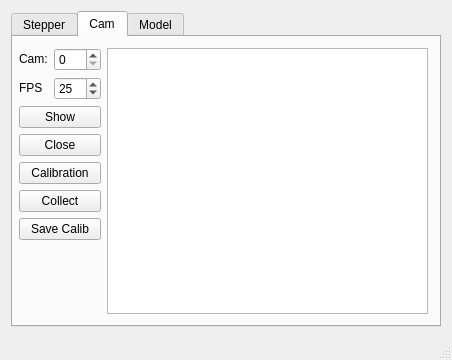
Qt form gui/bla3Dscan_qt/mainwindow.ui (Gombat/bla3Dscan) before a commit.
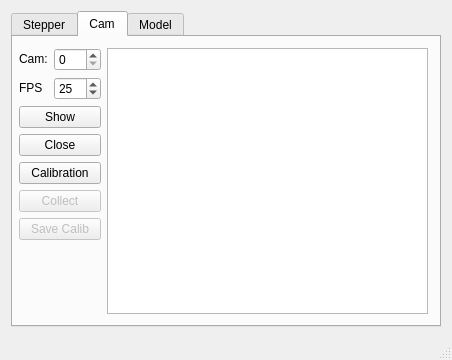
The same form after that commit. Custom widgets are drawn as their Qt base class.

Commit message: fixed typos, calibration /w saving the camera matrix and distortion coeffictions works now, enabling/disabling gui elements depending on whether currently calibrating or not.

```diff
--- a/gui/bla3Dscan_qt/mainwindow.ui
+++ b/gui/bla3Dscan_qt/mainwindow.ui
@@ -225,6 +225,9 @@
         </item>
         <item row="5" column="0" colspan="2">
          <widget class="QPushButton" name="pushButtonCamCalibrationCollect">
+          <property name="enabled">
+           <bool>false</bool>
+          </property>
           <property name="sizePolicy">
            <sizepolicy hsizetype="Minimum" vsizetype="Fixed">
             <horstretch>0</horstretch>
@@ -251,6 +254,9 @@
         </item>
         <item row="6" column="0" colspan="2">
          <widget class="QPushButton" name="pushButtonCamCalibrationSave">
+          <property name="enabled">
+           <bool>false</bool>
+          </property>
           <property name="text">
            <string>Save Calib</string>
           </property>
```
Left out of the diff: 2 changed lines with no effect on the pictures. The commit also changes 6 other files.
